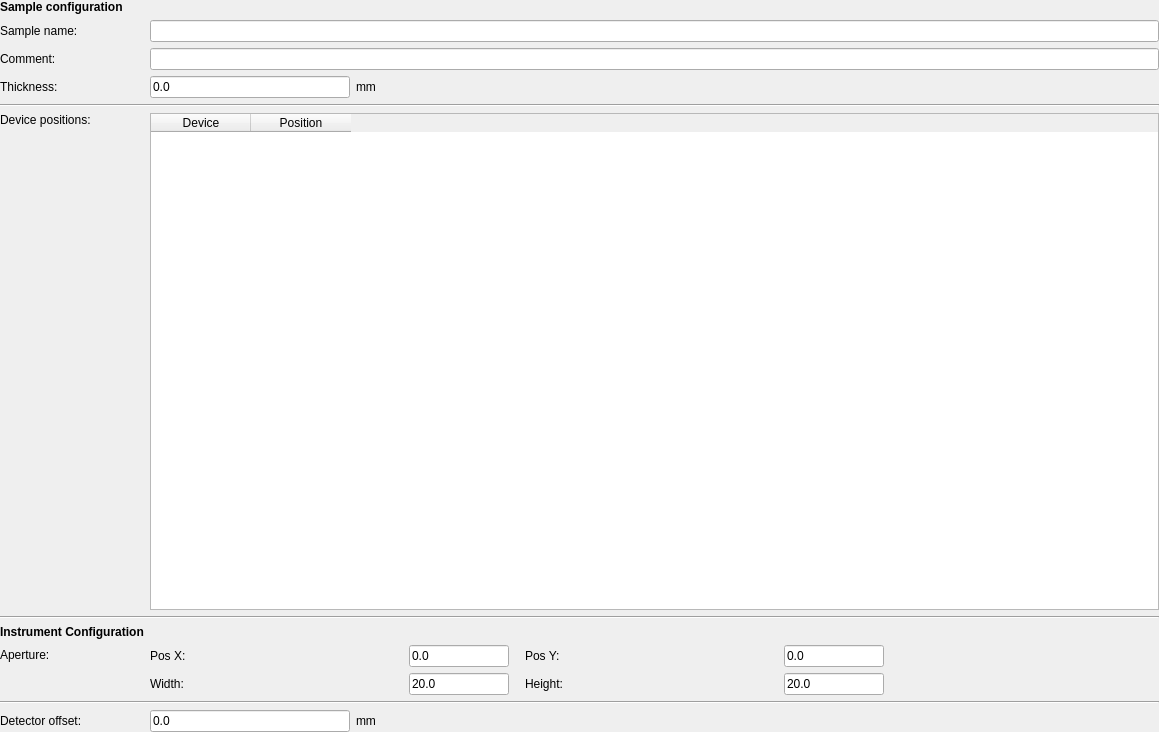
mlz-ictrl/nicos, file nicos_ess/loki/gui/ui_files/sampleconf_summary.ui: the form before one commit.
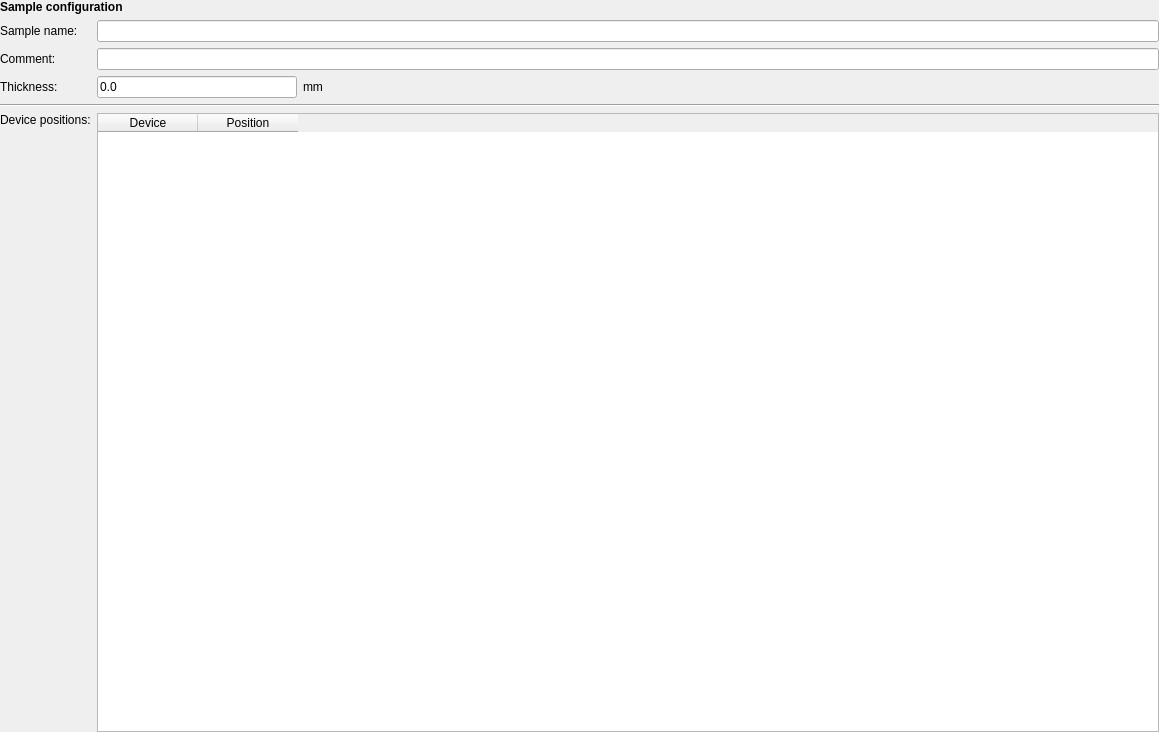
The form after the commit.

Commit message: Remove sample config (aperture and offset) from samples tab

The edit to the form file:
```diff
--- a/nicos_ess/loki/gui/ui_files/sampleconf_summary.ui
+++ b/nicos_ess/loki/gui/ui_files/sampleconf_summary.ui
@@ -28,22 +28,26 @@
    </property>
    <item>
     <layout class="QGridLayout" name="gridLayout">
+     <item row="2" column="0">
+      <widget class="QLabel" name="label_6">
+       <property name="text">
+        <string>Comment:</string>
+       </property>
+      </widget>
+     </item>
+     <item row="1" column="1">
+      <widget class="QLineEdit" name="nameBox"/>
+     </item>
+     <item row="3" column="0">
+      <widget class="QLabel" name="label_7">
+       <property name="text">
+        <string>Thickness:</string>
+       </property>
+      </widget>
+     </item>
      <item row="2" column="1">
       <widget class="QLineEdit" name="commentBox"/>
      </item>
-     <item row="7" column="0">
-      <widget class="QLabel" name="whatLbl_2">
-       <property name="font">
-        <font>
-         <weight>75</weight>
-         <bold>true</bold>
-        </font>
-       </property>
-       <property name="text">
-        <string>Instrument Configuration</string>
-       </property>
-      </widget>
-     </item>
      <item row="5" column="0">
       <layout class="QVBoxLayout" name="verticalLayout">
        <item>
@@ -68,45 +72,6 @@
        </item>
       </layout>
      </item>
-     <item row="5" column="1">
-      <layout class="QVBoxLayout" name="verticalLayout_2">
-       <item>
-        <widget class="QTableWidget" name="posTbl">
-         <column>
-          <property name="text">
-           <string>Device</string>
-          </property>
-         </column>
-         <column>
-          <property name="text">
-           <string>Position</string>
-          </property>
-         </column>
-        </widget>
-       </item>
-      </layout>
-     </item>
-     <item row="2" column="0">
-      <widget class="QLabel" name="label_6">
-       <property name="text">
-        <string>Comment:</string>
-       </property>
-      </widget>
-     </item>
-     <item row="1" column="0">
-      <widget class="QLabel" name="label_2">
-       <property name="text">
-        <string>Sample name:</string>
-       </property>
-      </widget>
-     </item>
-     <item row="10" column="0">
-      <widget class="QLabel" name="label_4">
-       <property name="text">
-        <string>Detector offset:</string>
-       </property>
-      </widget>
-     </item>
      <item row="3" column="1">
       <layout class="QHBoxLayout" name="horizontalLayout_4">
        <item>
@@ -144,12 +109,26 @@
        </item>
       </layout>
      </item>
-     <item row="9" column="0" colspan="2">
-      <widget class="Line" name="line">
-       <property name="orientation">
-        <enum>Qt::Horizontal</enum>
-       </property>
-      </widget>
+     <item row="5" column="1">
+      <layout class="QVBoxLayout" name="verticalLayout_2">
+       <item>
+        <widget class="QTableWidget" name="posTbl">
+         <column>
+          <property name="text">
+           <string>Device</string>
+          </property>
+         </column>
+         <column>
+          <property name="text">
+           <string>Position</string>
+          </property>
+         </column>
+        </widget>
+       </item>
+      </layout>
+     </item>
+     <item row="6" column="1">
+      <layout class="QHBoxLayout" name="horizontalLayout_3"/>
      </item>
      <item row="4" column="0" colspan="2">
       <widget class="Line" name="line_3">
@@ -158,233 +137,6 @@
        </property>
       </widget>
      </item>
-     <item row="8" column="0">
-      <layout class="QVBoxLayout" name="verticalLayout_3">
-       <item>
-        <widget class="QLabel" name="label_11">
-         <property name="text">
-          <string>Aperture:</string>
-         </property>
-        </widget>
-       </item>
-       <item>
-        <spacer name="verticalSpacer_2">
-         <property name="orientation">
-          <enum>Qt::Vertical</enum>
-         </property>
-         <property name="sizeType">
-          <enum>QSizePolicy::Fixed</enum>
-         </property>
-         <property name="sizeHint" stdset="0">
-          <size>
-           <width>20</width>
-           <height>30</height>
-          </size>
-         </property>
-        </spacer>
-       </item>
-      </layout>
-     </item>
-     <item row="1" column="1">
-      <widget class="QLineEdit" name="nameBox"/>
-     </item>
-     <item row="8" column="1">
-      <layout class="QGridLayout" name="gridLayout_2">
-       <item row="0" column="0">
-        <widget class="QLabel" name="label_12">
-         <property name="text">
-          <string>Pos X:</string>
-         </property>
-        </widget>
-       </item>
-       <item row="0" column="1">
-        <widget class="QLineEdit" name="apXBox">
-         <property name="minimumSize">
-          <size>
-           <width>50</width>
-           <height>0</height>
-          </size>
-         </property>
-         <property name="maximumSize">
-          <size>
-           <width>100</width>
-           <height>16777215</height>
-          </size>
-         </property>
-         <property name="text">
-          <string>0.0</string>
-         </property>
-        </widget>
-       </item>
-       <item row="0" column="3">
-        <widget class="QLabel" name="label_13">
-         <property name="text">
-          <string>Pos Y:</string>
-         </property>
-        </widget>
-       </item>
-       <item row="0" column="4">
-        <widget class="QLineEdit" name="apYBox">
-         <property name="minimumSize">
-          <size>
-           <width>50</width>
-           <height>0</height>
-          </size>
-         </property>
-         <property name="maximumSize">
-          <size>
-           <width>100</width>
-           <height>16777215</height>
-          </size>
-         </property>
-         <property name="text">
-          <string>0.0</string>
-         </property>
-        </widget>
-       </item>
-       <item row="1" column="0">
-        <widget class="QLabel" name="label_14">
-         <property name="text">
-          <string>Width:</string>
-         </property>
-        </widget>
-       </item>
-       <item row="1" column="1">
-        <widget class="QLineEdit" name="apWBox">
-         <property name="minimumSize">
-          <size>
-           <width>50</width>
-           <height>0</height>
-          </size>
-         </property>
-         <property name="maximumSize">
-          <size>
-           <width>100</width>
-           <height>16777215</height>
-          </size>
-         </property>
-         <property name="text">
-          <string>20.0</string>
-         </property>
-        </widget>
-       </item>
-       <item row="1" column="3">
-        <widget class="QLabel" name="label_15">
-         <property name="text">
-          <string>Height:</string>
-         </property>
-        </widget>
-       </item>
-       <item row="1" column="4">
-        <widget class="QLineEdit" name="apHBox">
-         <property name="minimumSize">
-          <size>
-           <width>50</width>
-           <height>0</height>
-          </size>
-         </property>
-         <property name="maximumSize">
-          <size>
-           <width>100</width>
-           <height>16777215</height>
-          </size>
-         </property>
-         <property name="text">
-          <string>20.0</string>
-         </property>
-        </widget>
-       </item>
-       <item row="0" column="2">
-        <spacer name="horizontalSpacer">
-         <property name="orientation">
-          <enum>Qt::Horizontal</enum>
-         </property>
-         <property name="sizeType">
-          <enum>QSizePolicy::Fixed</enum>
-         </property>
-         <property name="sizeHint" stdset="0">
-          <size>
-           <width>10</width>
-           <height>20</height>
-          </size>
-         </property>
-        </spacer>
-       </item>
-       <item row="0" column="5">
-        <spacer name="horizontalSpacer_3">
-         <property name="orientation">
-          <enum>Qt::Horizontal</enum>
-         </property>
-         <property name="sizeType">
-          <enum>QSizePolicy::Fixed</enum>
-         </property>
-         <property name="sizeHint" stdset="0">
-          <size>
-           <width>10</width>
-           <height>20</height>
-          </size>
-         </property>
-        </spacer>
-       </item>
-       <item row="1" column="5" colspan="2">
-        <spacer name="horizontalSpacer_2">
-         <property name="orientation">
-          <enum>Qt::Horizontal</enum>
-         </property>
-         <property name="sizeHint" stdset="0">
-          <size>
-           <width>40</width>
-           <height>20</height>
-          </size>
-         </property>
-        </spacer>
-       </item>
-      </layout>
-     </item>
-     <item row="6" column="0" colspan="2">
-      <widget class="Line" name="line_2">
-       <property name="orientation">
-        <enum>Qt::Horizontal</enum>
-       </property>
-      </widget>
-     </item>
-     <item row="10" column="1">
-      <layout class="QHBoxLayout" name="horizontalLayout_3">
-       <item>
-        <widget class="QLineEdit" name="offsetBox">
-         <property name="maximumSize">
-          <size>
-           <width>200</width>
-           <height>16777215</height>
-          </size>
-         </property>
-         <property name="text">
-          <string>0.0</string>
-         </property>
-        </widget>
-       </item>
-       <item>
-        <widget class="QLabel" name="label_10">
-         <property name="text">
-          <string>mm</string>
-         </property>
-        </widget>
-       </item>
-       <item>
-        <spacer name="horizontalSpacer_4">
-         <property name="orientation">
-          <enum>Qt::Horizontal</enum>
-         </property>
-         <property name="sizeHint" stdset="0">
-          <size>
-           <width>40</width>
-           <height>20</height>
-          </size>
-         </property>
-        </spacer>
-       </item>
-      </layout>
-     </item>
      <item row="0" column="0" colspan="2">
       <widget class="QLabel" name="whatLbl">
        <property name="font">
@@ -398,10 +150,10 @@
        </property>
       </widget>
      </item>
-     <item row="3" column="0">
-      <widget class="QLabel" name="label_7">
+     <item row="1" column="0">
+      <widget class="QLabel" name="label_2">
        <property name="text">
-        <string>Thickness:</string>
+        <string>Sample name:</string>
        </property>
       </widget>
      </item>
```
Left out of the diff: 5 changed lines with no effect on the pictures. The commit also changes 2 other files.
